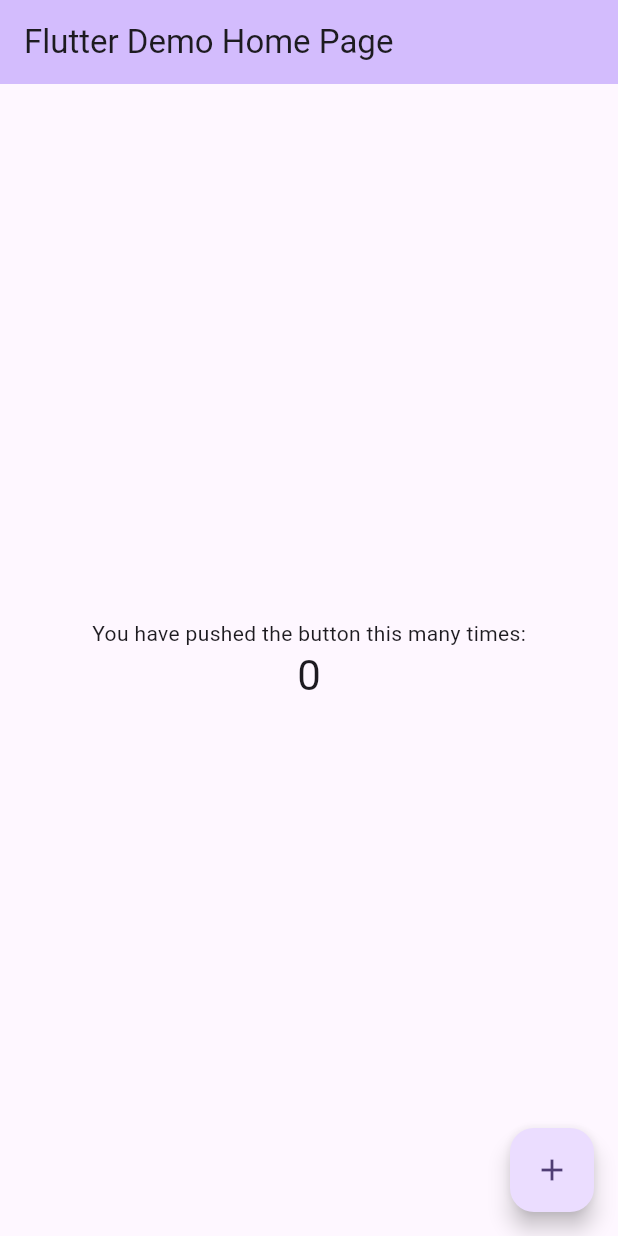
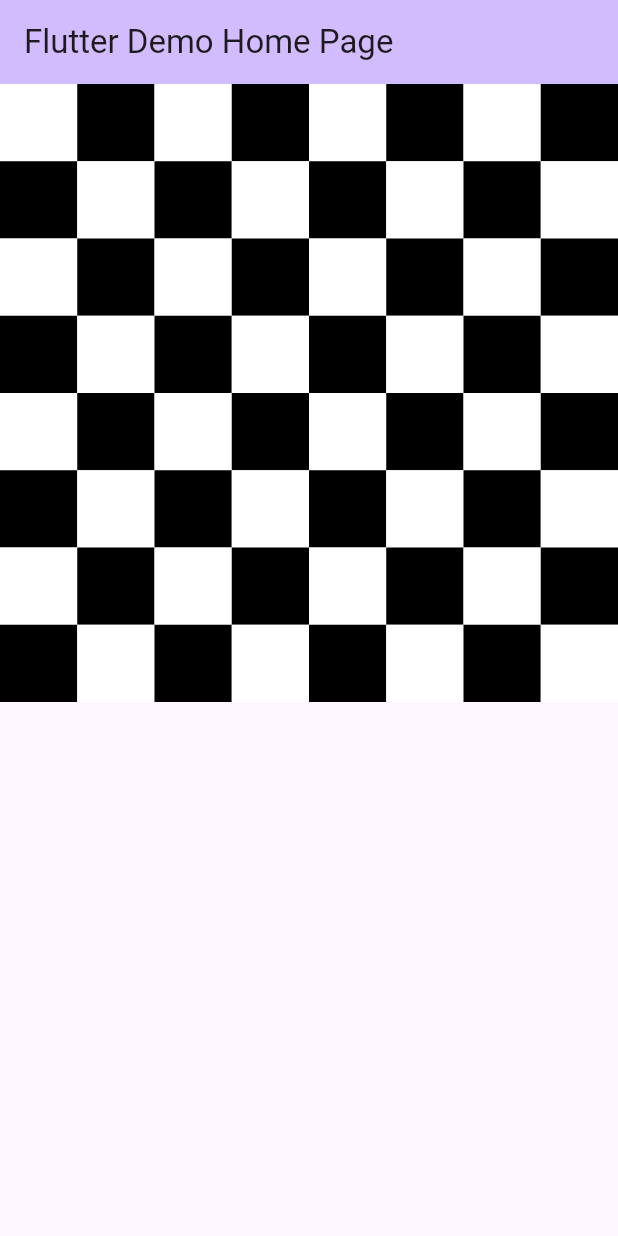
Before and after one commit to PhilipSA/Shove, a Flutter app: the screen it shows after launch, on a phone screen of 412 x 824 dp. Run offline on Flutter 3.47's test engine with Material 3 defaults, Android fonts, the phone set to English and light mode, and no system bars.

Commit message:
Add chessboard widget

```diff
--- /dev/null
+++ b/shove/lib/chess_board_widget.dart
@@ -0,0 +1,30 @@
+import 'package:flutter/material.dart';
+
+class ChessBoardWidget extends StatelessWidget {
+  const ChessBoardWidget({super.key});
+
+  @override
+  Widget build(BuildContext context) {
+    return AspectRatio(
+      aspectRatio: 1,
+      child: GridView.builder(
+        shrinkWrap: true,
+        gridDelegate: const SliverGridDelegateWithFixedCrossAxisCount(
+          crossAxisCount: 8,
+        ),
+        itemCount: 64,
+        itemBuilder: (context, index) {
+          int row = index ~/ 8;
+          int col = index % 8;
+          Color color = (row.isEven && col.isEven) || (row.isOdd && col.isOdd)
+              ? Colors.white
+              : Colors.black;
+
+          return Container(
+            color: color,
+          );
+        },
+      ),
+    );
+  }
+}
--- a/shove/lib/main.dart
+++ b/shove/lib/main.dart
@@ -1,5 +1,5 @@
-import 'package:audioplayers/audioplayers.dart';
 import 'package:flutter/material.dart';
+import 'package:shove/chess_board_widget.dart';
 
 void main() {
   runApp(const MyApp());
@@ -87,46 +87,7 @@ class _MyHomePageState extends State<MyHomePage> {
         // the App.build method, and use it to set our appbar title.
         title: Text(widget.title),
       ),
-      body: Center(
-        // Center is a layout widget. It takes a single child and positions it
-        // in the middle of the parent.
-        child: Column(
-          // Column is also a layout widget. It takes a list of children and
-          // arranges them vertically. By default, it sizes itself to fit its
-          // children horizontally, and tries to be as tall as its parent.
-          //
-          // Column has various properties to control how it sizes itself and
-          // how it positions its children. Here we use mainAxisAlignment to
-          // center the children vertically; the main axis here is the vertical
-          // axis because Columns are vertical (the cross axis would be
-          // horizontal).
-          //
-          // TRY THIS: Invoke "debug painting" (choose the "Toggle Debug Paint"
-          // action in the IDE, or press "p" in the console), to see the
-          // wireframe for each widget.
-          mainAxisAlignment: MainAxisAlignment.center,
-          children: <Widget>[
-            const Text(
-              'You have pushed the button this many times:',
-            ),
-            Text(
-              '$_counter',
-              style: Theme.of(context).textTheme.headlineMedium,
-            ),
-          ],
-        ),
-      ),
-      floatingActionButton: FloatingActionButton(
-        onPressed: () async {
-          final player = AudioPlayer();
-
-          _incrementCounter;
-          await player.play(DeviceFileSource(
-              'assets/sounds/Bonk_1.mp3')); // will immediately start playing
-        },
-        tooltip: 'Increment',
-        child: const Icon(Icons.add),
-      ), // This trailing comma makes auto-formatting nicer for build methods.
+      body: ChessBoardWidget(),
     );
   }
 }
```
Also changed, not shown: 6 other files.
